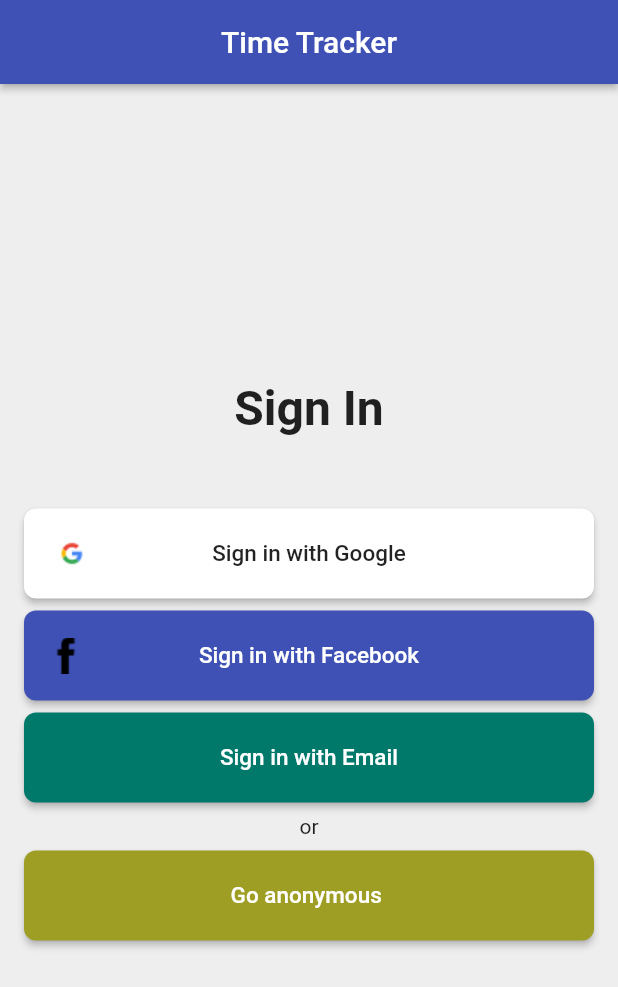
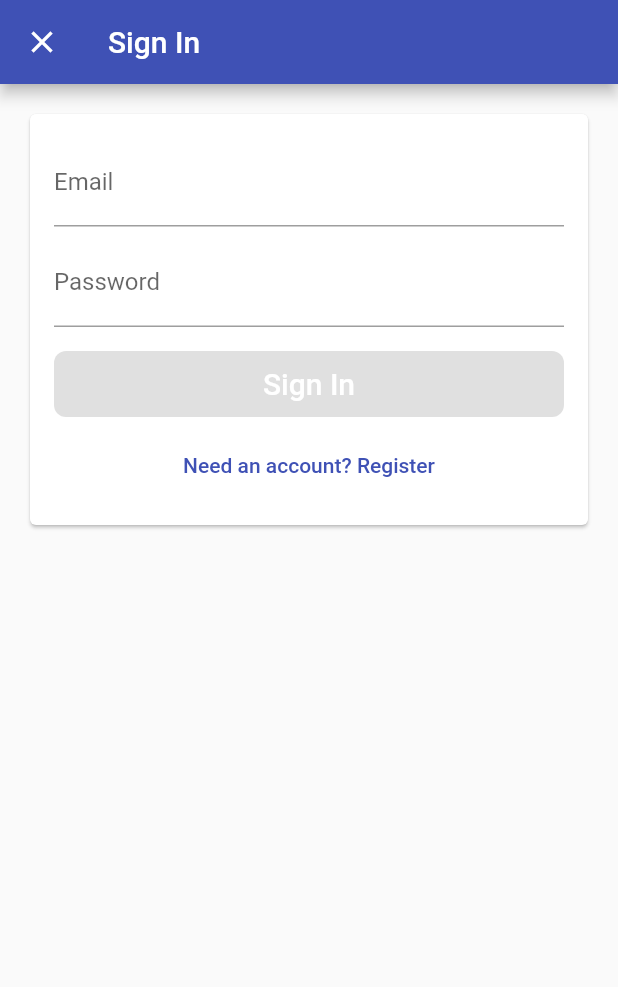
Before and after one commit to kalu254/time-tracker, a Flutter app: the screen it shows after launch, after a tap on "Sign in with Email", on a phone screen of 412 x 824 dp. Shown: the top 987 px of the screen. Run offline on Flutter 3.47's test engine with Material 2 defaults, Android fonts, the phone set to English and light mode, and no system bars; our stand-ins replace firebase_auth, firebase_core, google_sign_in; missing offline and left inert: flutter_login_facebook; accounts and stored records are empty.

Commit message:
Sign in with email and password firebase

```diff
--- /dev/null
+++ b/lib/common_widgets/FormSubmitButton.dart
@@ -0,0 +1,23 @@
+import 'package:flutter/material.dart';
+import 'package:time_tracker/common_widgets/CustomElevatedButton.dart';
+
+class FormSubmitButton extends CustomElevatedButton {
+  FormSubmitButton({
+    @required String text,
+    VoidCallback onPressed
+  }) : super(
+      child: Text(
+        text,
+        style: TextStyle(
+            color: Colors.white,
+            fontSize: 20.0
+        ),
+      ),
+
+      height: 44.0,
+      color: Colors.indigo,
+      borderRadius: 8.0,
+      onPressed: onPressed
+
+  );
+}
--- a/lib/services/auth.dart
+++ b/lib/services/auth.dart
@@ -1,4 +1,5 @@
 import 'package:firebase_auth/firebase_auth.dart';
+import 'package:flutter/cupertino.dart';
 import 'package:flutter_login_facebook/flutter_login_facebook.dart';
 import 'package:google_sign_in/google_sign_in.dart';
 
@@ -14,6 +15,10 @@ abstract class AuthBase {
   Future<User> signInWithGoogle();
 
   Future<User> signInWithFacebook();
+
+  Future<User> signInWithEmailAndPassword(String email, String password);
+
+  Future<User> createAccountWithEmailAndPassword(String email, String password);
 }
 
 class Auth implements AuthBase {
@@ -87,4 +92,21 @@ class Auth implements AuthBase {
           throw UnimplementedError();
     }
   }
+
+  @override
+  Future<User> signInWithEmailAndPassword(String email, String password) async{
+    final userCredential = await _FirebaseAuth.signInWithCredential(
+      EmailAuthProvider.credential(email: email, password: password)
+    );
+
+    return userCredential.user;
+  }
+
+  @override
+  Future<User> createAccountWithEmailAndPassword(String email, String password) async{
+   final userCredential = await _FirebaseAuth.createUserWithEmailAndPassword(email: email, password: password);
+   return userCredential.user;
+  }
+
+
 }
--- /dev/null
+++ b/lib/sign_in/email_sign_in_form.dart
@@ -0,0 +1,158 @@
+import 'package:flutter/material.dart';
+import 'package:flutter/services.dart';
+import 'package:time_tracker/common_widgets/FormSubmitButton.dart';
+import 'package:time_tracker/services/auth.dart';
+import 'package:time_tracker/sign_in/validators.dart';
+
+enum EmailSignInFormType { signIn, register }
+
+class EmailSignInForm extends StatefulWidget with EmailAndPasswordValidator {
+   EmailSignInForm({Key key, @required this.auth}) : super(key: key);
+  final AuthBase auth;
+
+  @override
+  _EmailSignInFormState createState() => _EmailSignInFormState();
+}
+
+class _EmailSignInFormState extends State<EmailSignInForm> {
+  void _submit() async{
+    _submitted = true;
+    _isLoading = true;
+
+    try {
+      if(_formType == EmailSignInFormType.signIn){
+        await widget.auth.signInWithEmailAndPassword(_email, _password);
+      }else{
+        await widget.auth.createAccountWithEmailAndPassword(_email, _password);
+      }
+      Navigator.of(context).pop();
+    } catch (e) {
+      print(e);
+    } finally {
+      setState(() {
+        _isLoading = false;
+      });
+    }
+  }
+
+  void _toggleFormType() {
+    setState(() {
+      _submitted = false;
+      _formType = _formType == EmailSignInFormType.signIn
+          ? EmailSignInFormType.register
+          : EmailSignInFormType.signIn;
+    });
+    _controllerEmail.clear();
+    _controllerPassword.clear();
+  }
+
+  void _emailEditingComplete() {
+    final newFocus = widget.emailValidator.isValid(_email) ?
+        _passwordFocusNode : _emailFocusNode;
+    FocusScope.of(context).requestFocus(newFocus);
+  }
+
+  final TextEditingController _controllerEmail = TextEditingController();
+  final TextEditingController _controllerPassword = TextEditingController();
+
+  String get _email => _controllerEmail.text;
+
+  String get _password => _controllerPassword.text;
+
+  final FocusNode _emailFocusNode = FocusNode();
+  final FocusNode _passwordFocusNode = FocusNode();
+
+  EmailSignInFormType _formType = EmailSignInFormType.signIn;
+
+  bool _submitted = false;
+
+  bool _isLoading = false;
+
+  List<Widget> _buildChildren() {
+    final primaryText =
+        _formType == EmailSignInFormType.signIn ? 'Sign In' : 'Create Account';
+    final secondaryText = _formType == EmailSignInFormType.signIn
+        ? 'Need an account? Register'
+        : 'Have an account? Sign In';
+
+    bool submitEnabled = widget.emailValidator.isValid(_email) &&
+        widget.passwordValidator.isValid(_password) && !_isLoading;
+
+    return [
+      _buildEmailTextField(),
+      SizedBox(
+        height: 8.0,
+      ),
+      _buildPasswordTextField(),
+      SizedBox(
+        height: 16.0,
+      ),
+      FormSubmitButton(
+        text: primaryText,
+        onPressed: submitEnabled ? _submit : null,
+      ),
+      SizedBox(
+        height: 8.0,
+      ),
+      TextButton(
+        onPressed: !_isLoading ?_toggleFormType : null,
+        child: Text(secondaryText),
+      ),
+    ];
+  }
+
+  TextField _buildEmailTextField() {
+    bool showErrorMessage =
+        _submitted && !widget.emailValidator.isValid(_email);
+    return TextField(
+        focusNode: _emailFocusNode,
+        controller: _controllerEmail,
+        decoration: InputDecoration(
+            labelText: 'Email',
+            hintText: 'test@test.com',
+            errorText:
+                showErrorMessage ? widget.invalidEmailValidatorError : null,
+            enabled: _isLoading == false),
+        autocorrect: false,
+        keyboardType: TextInputType.emailAddress,
+        textInputAction: TextInputAction.next,
+        onEditingComplete: _emailEditingComplete,
+        onChanged: (email) => _updateState);
+  }
+
+  TextField _buildPasswordTextField() {
+    bool showErrorMessage =
+        _submitted && !widget.passwordValidator.isValid(_email);
+
+    return TextField(
+      controller: _controllerPassword,
+      decoration: InputDecoration(
+        labelText: 'Password',
+        errorText:
+            showErrorMessage ? widget.invalidPasswordValidatorError : null,
+        enabled: _isLoading == false,
+      ),
+      obscureText: true,
+      textInputAction: TextInputAction.done,
+      focusNode: _passwordFocusNode,
+      onChanged: (password) => _updateState(),
+      onEditingComplete: _submit,
+    );
+  }
+
+  @override
+  Widget build(BuildContext context) {
+    return Padding(
+      padding: const EdgeInsets.all(16.0),
+      child: Column(
+        crossAxisAlignment: CrossAxisAlignment.stretch,
+        mainAxisSize: MainAxisSize.min,
+        children: _buildChildren(),
+      ),
+    );
+  }
+
+  void _updateState() {
+    setState(() {});
+  }
+}
--- /dev/null
+++ b/lib/sign_in/email_sign_in_page.dart
@@ -0,0 +1,27 @@
+import 'package:flutter/material.dart';
+import 'package:flutter/widgets.dart';
+import 'package:time_tracker/services/auth.dart';
+import 'package:time_tracker/sign_in/email_sign_in_form.dart';
+
+class EmailSignInPage extends StatelessWidget {
+  EmailSignInPage({Key key, @required this.auth}) : super(key: key);
+  final AuthBase auth;
+
+  @override
+  Widget build(BuildContext context) {
+    return Scaffold(
+      appBar: AppBar(
+        title: Text("Sign In"),
+      ),
+      body: SingleChildScrollView(
+        child: Padding(
+          padding: EdgeInsets.all(16.0),
+          child: Card(
+            child: EmailSignInForm(auth: auth,),
+          ),
+        ),
+      ),
+    );
+  }
+
+}
--- a/lib/sign_in/sign_in_page.dart
+++ b/lib/sign_in/sign_in_page.dart
@@ -3,6 +3,8 @@ import 'package:flutter/widgets.dart';
 import 'package:time_tracker/services/auth.dart';
 import 'package:time_tracker/sign_in/sign_in_button.dart';
 import 'package:time_tracker/sign_in/social_sig_sign_button.dart';
+
+import 'email_sign_in_page.dart';
 
 
 class SignInPage extends StatelessWidget {
@@ -33,6 +35,15 @@ class SignInPage extends StatelessWidget {
     }
   }
 
+  void _signInWithEmail(BuildContext context){
+    Navigator.of(context).push(
+      MaterialPageRoute(
+        fullscreenDialog: true,
+          builder: (context) => EmailSignInPage(auth: auth,),
+      )
+    );
+  }
+
   @override
   Widget build(BuildContext context) {
     return Scaffold(
@@ -41,12 +52,12 @@ class SignInPage extends StatelessWidget {
         centerTitle: true,
         elevation: 2,
       ),
-      body: _buildContent(),
+      body: _buildContent(context),
       backgroundColor: Colors.grey[200],
     );
   }
 
-  Widget _buildContent() {
+  Widget _buildContent(BuildContext context) {
     return Padding(
       padding: EdgeInsets.all(16.0),
       child: Column(
@@ -79,7 +90,7 @@ class SignInPage extends StatelessWidget {
             text: "Sign in with Email",
             color: Colors.teal[700],
             textColor: Colors.white,
-            onPressed: () {},
+            onPressed: () => _signInWithEmail(context),
           ),
           SizedBox(height: 8),
           Text(
--- /dev/null
+++ b/lib/sign_in/validators.dart
@@ -0,0 +1,18 @@
+abstract class StringValidator{
+bool isValid(String value);
+}
+
+class NonEmptyStringValidator implements StringValidator{
+  @override
+  bool isValid(String value) {
+    return value.isNotEmpty;
+  }
+}
+
+class EmailAndPasswordValidator{
+  final StringValidator emailValidator = NonEmptyStringValidator();
+  final StringValidator passwordValidator = NonEmptyStringValidator();
+
+  final String invalidEmailValidatorError = 'Email can\'t be empty';
+  final String invalidPasswordValidatorError = 'Password can\'t be empty';
+}
```
